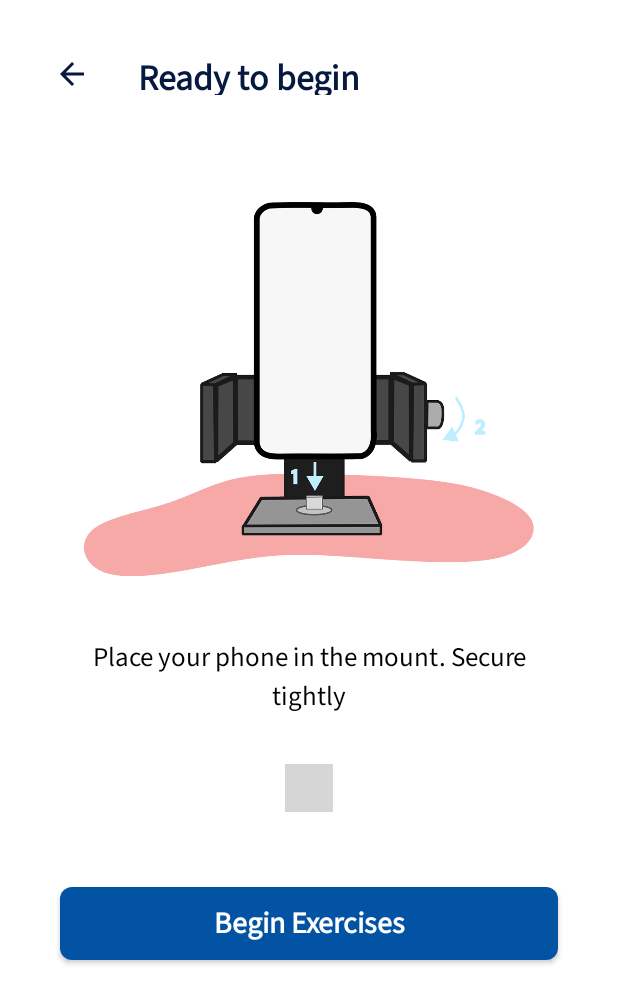
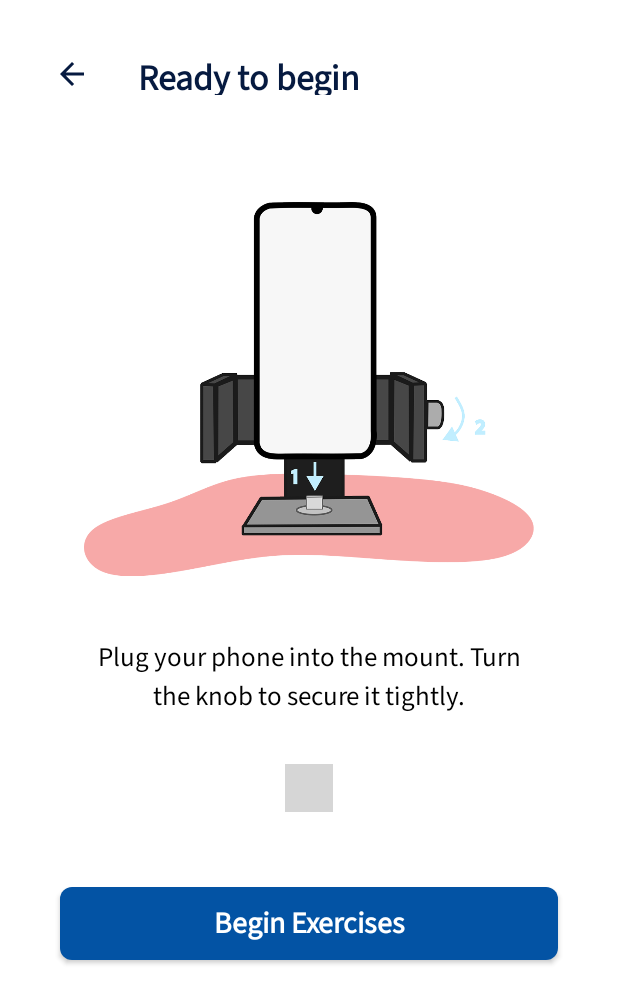
Before and after one commit to shaunlazaro/kemt-klrs, an Android app: the SetUpDevice screen opened directly, with no data from a screen before it, after a tap on "Skip Setup", on a phone screen of 412 x 824 dp. Shown: the top 1003 px of the screen. Run offline under Robolectric (Android 15) with nearby library versions, the phone set to English and light mode, and no system bars; libraries missing offline, so code that uses them is left out: com.tbuonomo.viewpagerdotsindicator; plain views replace WormDotsIndicator; 3 statements that could not run were skipped; 1 other tap on this screen came first; grey boxes are pictures that could not be loaded.

Commit message:
update text on workout screens

```diff
--- a/PhysiKneed App/app/src/main/java/com/example/physiokneeds_v3/MainActivity.kt
+++ b/PhysiKneed App/app/src/main/java/com/example/physiokneeds_v3/MainActivity.kt
@@ -541,9 +541,9 @@ class MainActivity : AppCompatActivity() {
 //                    leftImage.setImageResource(R.drawable.positioned)
                     videoFeed.visibility = View.VISIBLE
                     // update text
-                    titleText.text = "Get Positioned"
+                    titleText.text = "Get Positioned in Frame"
                     leftText.visibility = View.VISIBLE
-//                    leftText.text = "Stand 2 m away from camera \n\n Your entire body should be visible on the screen \n\n Your first exercise will start automatically once tracking is completed"
+//                    leftText.text = "Stand 2 m away from the camera. \n\n Exercises start automatically once your entire body is visible on screen."
                     // TODO more polish for UI
                     // TODO update image with GIF
 
@@ -577,7 +577,7 @@ class MainActivity : AppCompatActivity() {
 //                    tipText.visibility = View.VISIBLE
 //                    tipText.text = "TIPS"
                     titleText.text = routineConfig.exercises[currentExerciseIndex].exercise.displayName
-                    leftText.text = "TIPS \n\n1. Sit facing sideways to the camera.\n\n2. Raise and lower your leg slowly"
+                    leftText.text = "TIPS \n\n1. Sit facing sideways to the camera.\n\n2. Raise and lower your leg slowly."
                     if (routineConfig.exercises[currentExerciseIndex].exercise.displayName == "Seated Leg Extension (Left)") {
                         val videoUri = Uri.parse("android.resource://" + packageName + "/" + R.raw.seated_leg_extension)
                         videoFeed.setVideoURI(videoUri)
--- a/PhysiKneed App/app/src/main/java/com/example/physiokneeds_v3/SetUpDevice.java
+++ b/PhysiKneed App/app/src/main/java/com/example/physiokneeds_v3/SetUpDevice.java
@@ -60,9 +60,9 @@ public class SetUpDevice extends AppCompatActivity {
         WormDotsIndicator dotsIndicator = findViewById(R.id.dotsIndicator);
 
         List<InstructionItem> instructions = new ArrayList<>();
-        instructions.add(new InstructionItem(R.drawable.setup_1, "Place the tracking mount on a flat surface in front of your TV"));
-        instructions.add(new InstructionItem(R.drawable.setup_2, "Plug in the power for the mount"));
-        instructions.add(new InstructionItem(R.drawable.setup_3, "Plug in the HDMI cable to your TV or monitor"));
+        instructions.add(new InstructionItem(R.drawable.setup_1, "Place the tracking mount on a flat surface in front of your TV."));
+        instructions.add(new InstructionItem(R.drawable.setup_2, "Plug in the power for the mount."));
+        instructions.add(new InstructionItem(R.drawable.setup_3, "Plug in the HDMI cable to your TV or monitor."));
 
         InstructionsAdapter adapter = new InstructionsAdapter(instructions);
         viewPager.setAdapter(adapter);
@@ -81,7 +81,7 @@ public class SetUpDevice extends AppCompatActivity {
         skipText.setOnClickListener(v -> {
             titleTop.setText("Ready to begin");
             List<InstructionItem> instructionsNew = new ArrayList<>();
-            instructionsNew.add(new InstructionItem(R.drawable.setup_4, "Place your phone in the mount. Secure tightly"));
+            instructionsNew.add(new InstructionItem(R.drawable.setup_4, "Plug your phone into the mount. Turn the knob to secure it tightly."));
             InstructionsAdapter adapterNew = new InstructionsAdapter(instructionsNew);
             viewPager.setAdapter(adapterNew);
             nextButton.setText("Begin Exercises");
```
